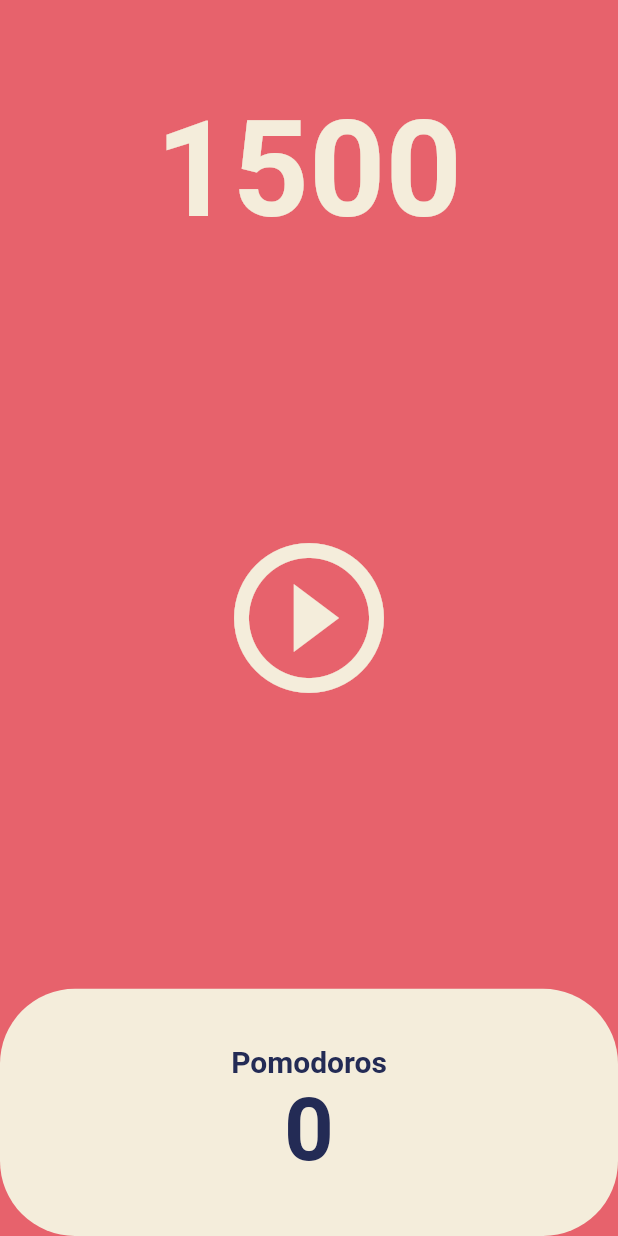
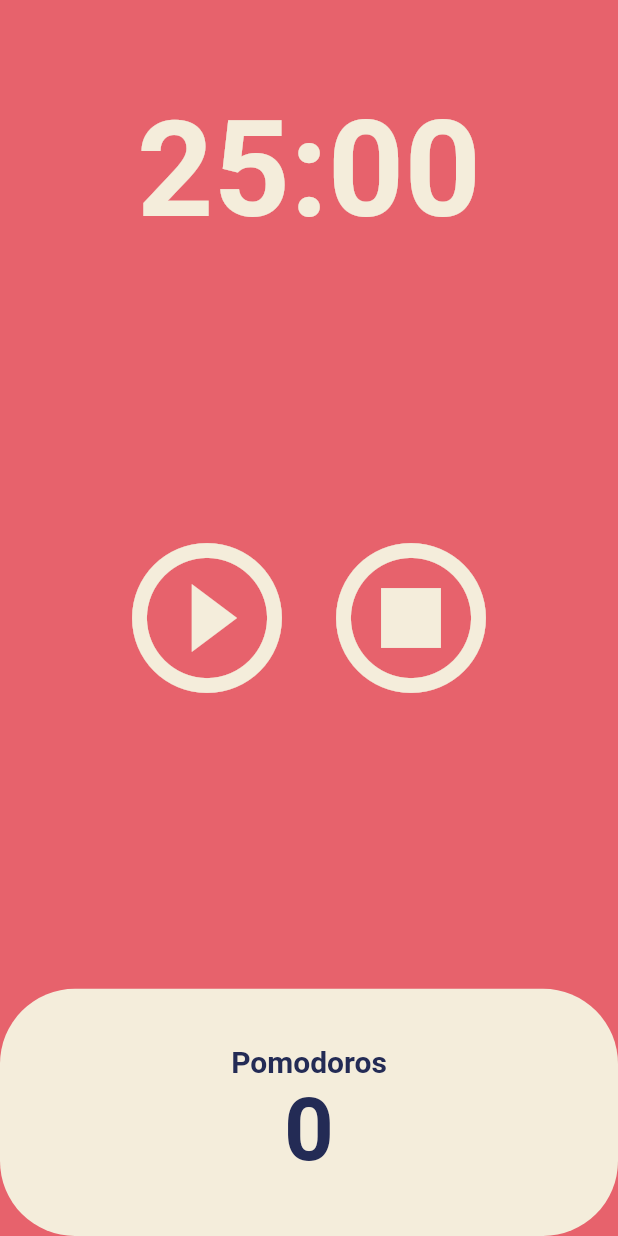
Before and after one commit to grandff/sample-flutter, a Flutter app: the screen it shows after launch, on a phone screen of 412 x 824 dp. Run offline on Flutter 3.47's test engine with Material 2 defaults, Android fonts, the phone set to English and light mode, and no system bars.

Commit message:
Feat: 5.3 Date Format

```diff
--- a/lib/screens/home_screen.dart
+++ b/lib/screens/home_screen.dart
@@ -10,15 +10,32 @@
 }
 
 class _HomeScreenState extends State<HomeScreen> {
-  int totalSeconds = 1500; // 25분을 초로 변경
+  static const twentyFiveMinutes = 1500;
+  int totalSeconds = twentyFiveMinutes; // 25분을 초로 변경
+  int totalPomodoros = 0;
   bool isRunning = false;
   late Timer timer; // 사용자가 버튼을 누를떄만 타이머가 생성되게 할거임
 
   // 1초마다 홈스크린의 setState를 변경해주는 함수
   void onTick(Timer timer) {
+    // 타이머가 다되면 현재 뽀모도로 갯수를 상승
+    if (totalSeconds == 0) {
+      setState(() {
+        totalPomodoros = totalPomodoros + 1;
+        isRunning = false;
+        totalSeconds = twentyFiveMinutes;
+      });
+      timer.cancel();
+    } else {}
     setState(() {
       totalSeconds = totalSeconds - 1;
     });
+  }
+
+  // 타이머 포맷 설정
+  String format(int seconds) {
+    var duration = Duration(seconds: seconds);
+    return duration.toString().split(".").first.substring(2, 7);
   }
 
   // 버튼 클릭 시 타이머 시작
@@ -42,6 +59,16 @@
     });
   }
 
+  // 타이머 재시작
+  void onRestartPressed() {
+    setState(() {
+      isRunning = false;
+      totalPomodoros = 0;
+      totalSeconds = twentyFiveMinutes;
+    });
+    timer.cancel();
+  }
+
   @override
   Widget build(BuildContext context) {
     return Scaffold(
@@ -54,7 +81,7 @@
               alignment:
                   Alignment.bottomCenter, // 텍스트가 디바이스 최상단에 가는 현상을 막기 위해 정렬처리
               child: Text(
-                '$totalSeconds',
+                format(totalSeconds),
                 style: TextStyle(
                   color: Theme.of(context).cardColor,
                   fontSize: 89,
@@ -66,13 +93,26 @@
           Flexible(
             flex: 3,
             child: Center(
-              child: IconButton(
+              child: Row(
+                mainAxisAlignment: MainAxisAlignment.center,
+                children: [
+                  IconButton(
+                    // 시작버튼
                     color: Theme.of(context).cardColor,
                     iconSize: 120,
                     icon: Icon(isRunning
                         ? Icons.pause_circle_outline
                         : Icons.play_circle_outline),
                     onPressed: isRunning ? onPausePressed : onStartPressed,
+                  ),
+                  IconButton(
+                    // 재시작버튼
+                    color: Theme.of(context).cardColor,
+                    iconSize: 120,
+                    icon: const Icon(Icons.stop_circle_outlined),
+                    onPressed: onRestartPressed,
+                  ),
+                ],
               ),
             ),
           ),
@@ -99,7 +139,7 @@
                           ),
                         ),
                         Text(
-                          '0',
+                          '$totalPomodoros',
                           style: TextStyle(
                             fontSize: 58,
                             fontWeight: FontWeight.w600,
```
Also changed, not shown: 1 other file. Lines whose indentation alone changed are shown as unchanged.
